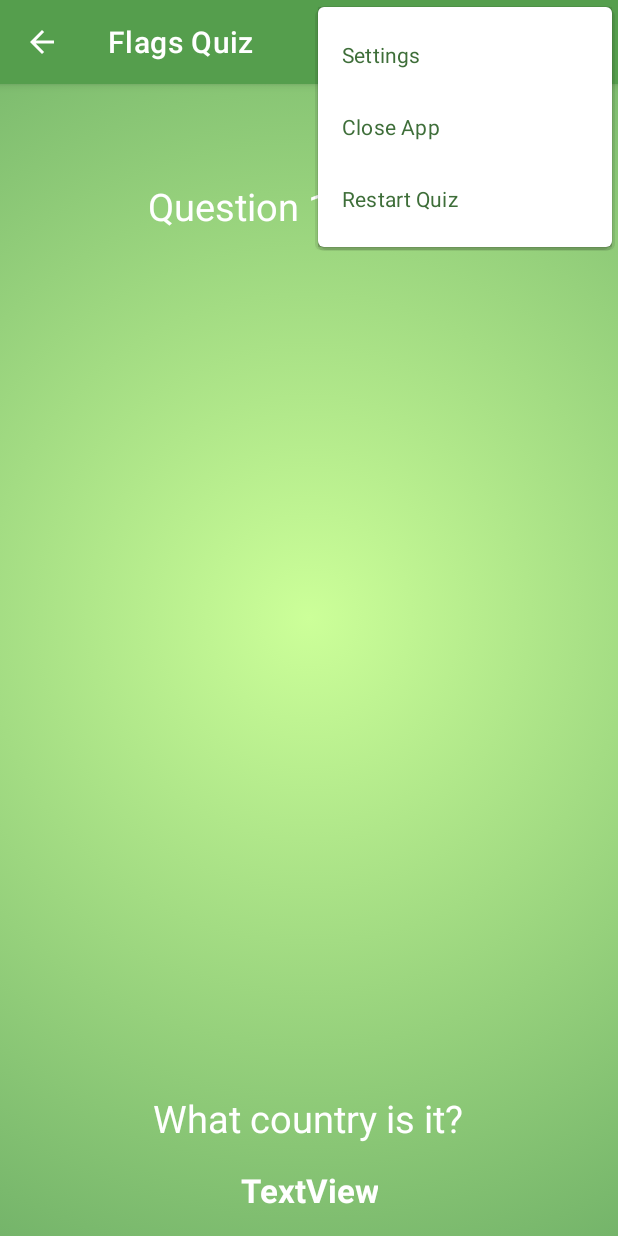
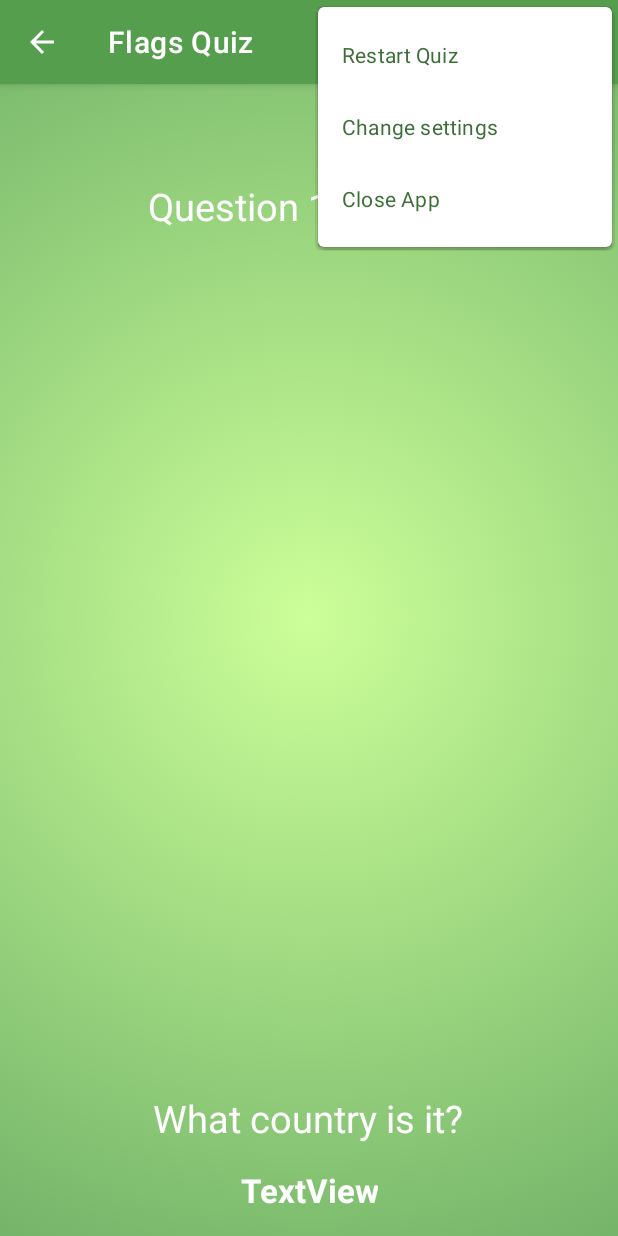
Before and after one commit to ElinkAP/Quiz-Flag, an Android app: the QuizActivity screen opened directly, with no data from a screen before it, with the options menu open, on a phone screen of 412 x 824 dp. Run offline under Robolectric (Android 15) with nearby library versions, the phone set to English and light mode, and no system bars; 8 statements that could not run were skipped.

```diff
--- a/app/src/main/res/menu/menu_main.xml
+++ b/app/src/main/res/menu/menu_main.xml
@@ -2,6 +2,11 @@
     xmlns:app="http://schemas.android.com/apk/res-auto"
     xmlns:tools="http://schemas.android.com/tools"
     tools:context="com.ewelion85.flagsquiz.MainActivity">
+
+    <item
+        android:id="@+id/restart_quiz"
+        android:title="Restart Quiz"
+        app:showAsAction="never" />
 
     <item
         android:id="@+id/action_settings"
@@ -11,8 +16,5 @@
         android:id="@+id/close_app"
         android:title="Close App"
         app:showAsAction="never" />
-    <item
-        android:id="@+id/restart_quiz"
-        android:title="Restart Quiz"
-        app:showAsAction="never" />
+
 </menu>
--- a/app/src/main/res/values/strings.xml
+++ b/app/src/main/res/values/strings.xml
@@ -1,6 +1,6 @@
 <resources>
     <string name="app_name">Flags Quiz</string>
-    <string name="action_settings">Settings</string>
+    <string name="action_settings">Change settings</string>
     <!-- Strings used for fragments for navigation -->
     <string name="first_fragment_label">First Fragment</string>
     <string name="second_fragment_label">Second Fragment</string>
--- a/app/src/main/res/xml/preferences.xml
+++ b/app/src/main/res/xml/preferences.xml
@@ -8,7 +8,7 @@
         android:entryValues="@array/guesses_list"
         android:key="pref_numberOfChoices"
         android:persistent="true"
-        android:summary="@string/number_of_choices_description"
+            android:summary="@string/number_of_choices_description"
         android:title="@string/number_of_choices" />
 
     <MultiSelectListPreference
```
Also changed, not shown: app/src/main/java/com/ewelion85/flagsquiz/QuizActivity.java (+27 -5 lines).
